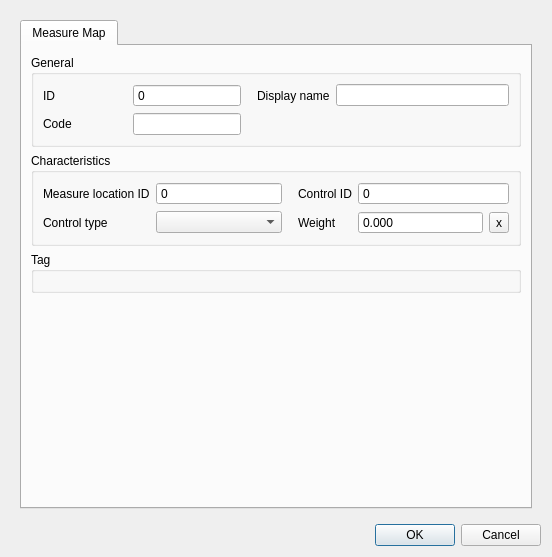
First picture: the form in threedi_schematisation_editor/forms/ui/measure_map.ui, repository nens/threedi-schematisation-editor, before the edit.
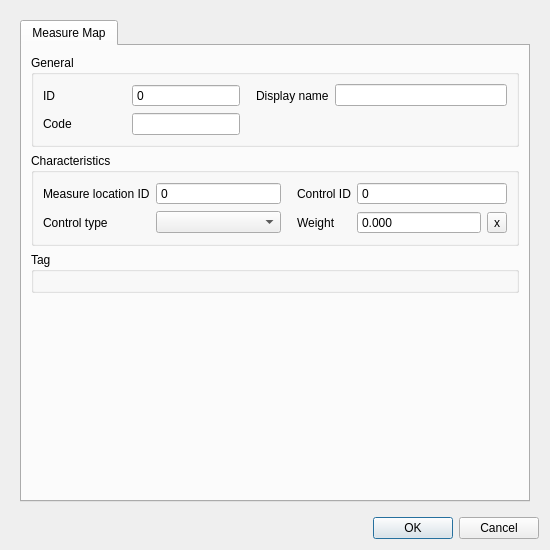
Second picture: the form after the edit.

Diff of the .ui file:
```diff
--- a/threedi_schematisation_editor/forms/ui/measure_map.ui
+++ b/threedi_schematisation_editor/forms/ui/measure_map.ui
@@ -6,8 +6,8 @@
    <rect>
     <x>0</x>
     <y>0</y>
-    <width>552</width>
-    <height>557</height>
+    <width>550</width>
+    <height>550</height>
    </rect>
   </property>
   <property name="windowTitle">
@@ -27,8 +27,8 @@
        <rect>
         <x>0</x>
         <y>0</y>
-        <width>534</width>
-        <height>510</height>
+        <width>532</width>
+        <height>503</height>
        </rect>
       </property>
       <layout class="QGridLayout" name="gridLayout_7">
```
Left out of the diff: 7 changed lines with no effect on the pictures.
